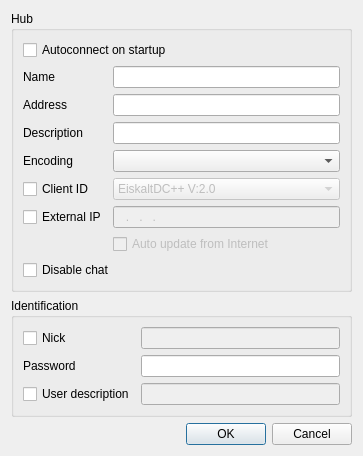
Qt form eiskaltdcpp/ui/UIFavoriteHubEditor.ui (eiskaltdcpp/eiskaltdcpp) before a commit.
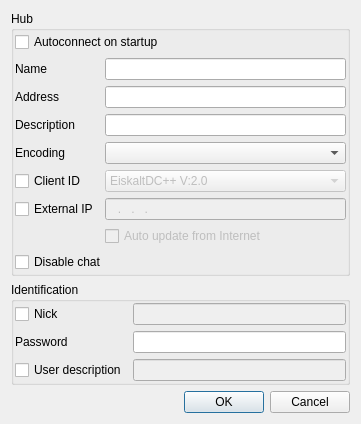
The same form after that commit.

Patch:
```diff
--- a/eiskaltdcpp/ui/UIFavoriteHubEditor.ui
+++ b/eiskaltdcpp/ui/UIFavoriteHubEditor.ui
@@ -6,8 +6,8 @@
    <rect>
     <x>0</x>
     <y>0</y>
-    <width>363</width>
-    <height>415</height>
+    <width>361</width>
+    <height>395</height>
    </rect>
   </property>
   <property name="windowTitle">
@@ -20,6 +20,9 @@
       <string>Hub</string>
      </property>
      <layout class="QGridLayout" name="gridLayout_2">
+      <property name="margin">
+       <number>1</number>
+      </property>
       <item row="0" column="0" colspan="2">
        <widget class="QCheckBox" name="checkBox_AUTOCONNECT">
         <property name="text">
@@ -154,6 +157,9 @@
       <string>Identification</string>
      </property>
      <layout class="QGridLayout" name="gridLayout_3">
+      <property name="margin">
+       <number>1</number>
+      </property>
       <item row="0" column="1">
        <widget class="QLineEdit" name="lineEdit_NICK">
         <property name="enabled">
```
